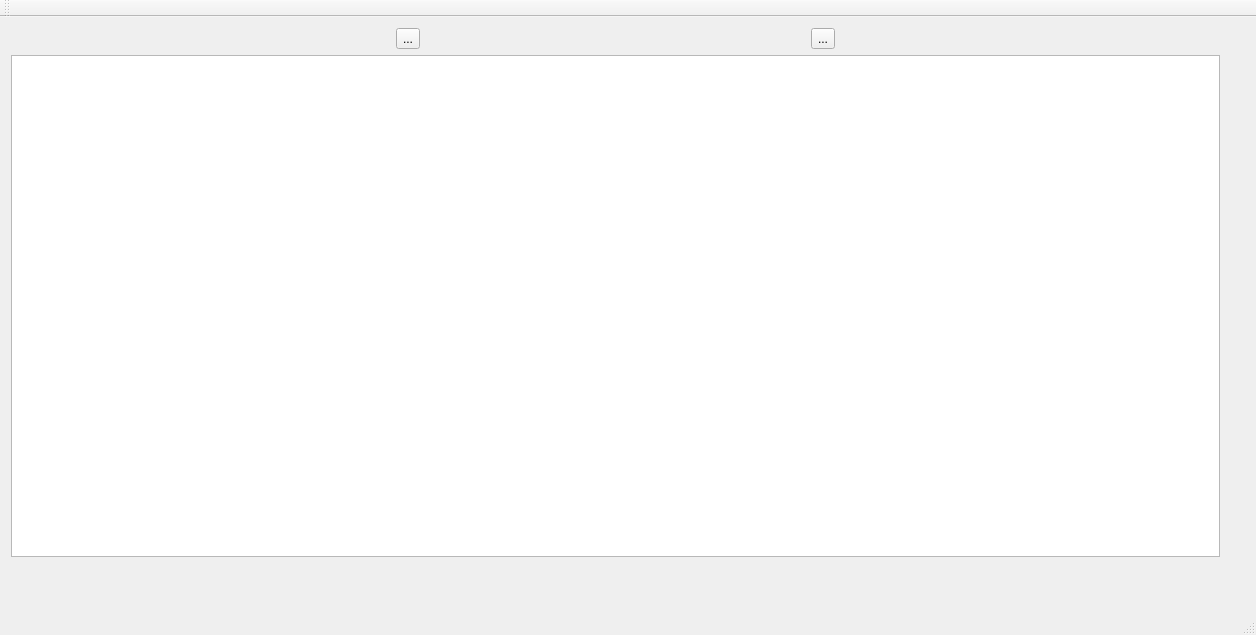
The window that mainwindow.ui (MaciejPurski/Qt-file-manager) describes before a commit, drawn with Qt 5.
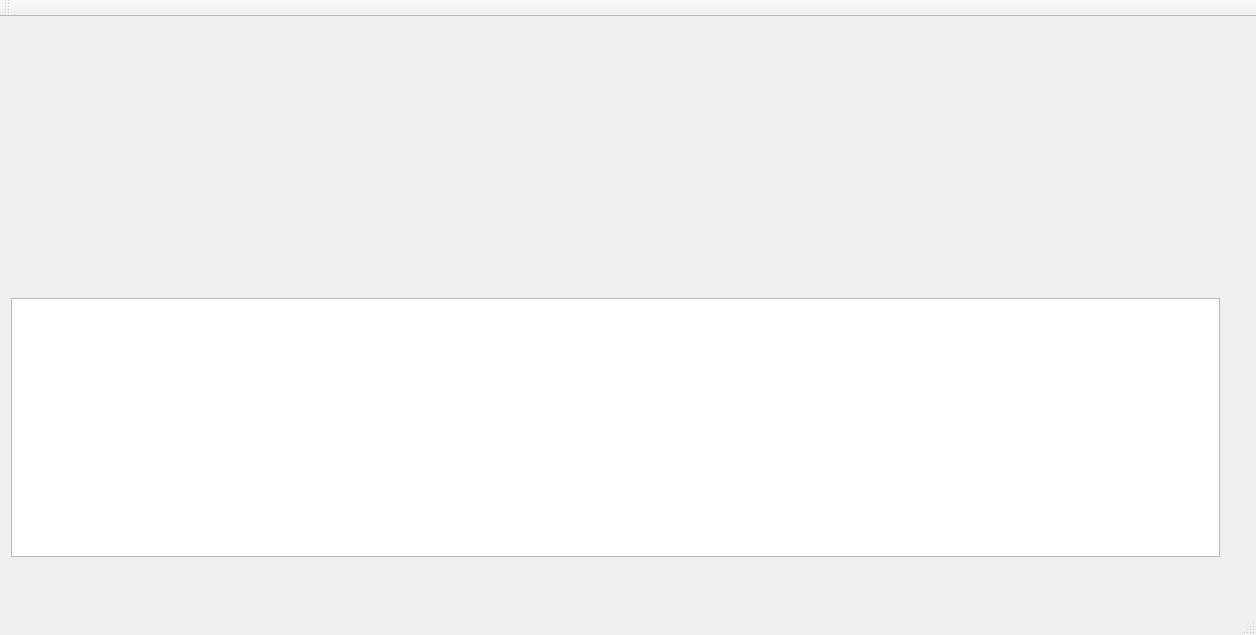
The same window after the commit. Icons and pictures are not drawn.

The edit to the form file:
```diff
--- a/mainwindow.ui
+++ b/mainwindow.ui
@@ -18,30 +18,12 @@
     <property name="geometry">
      <rect>
       <x>0</x>
-      <y>0</y>
+      <y>270</y>
       <width>1231</width>
-      <height>551</height>
+      <height>281</height>
      </rect>
     </property>
     <layout class="QVBoxLayout" name="verticalLayout">
-     <item>
-      <layout class="QHBoxLayout" name="horizontalLayout">
-       <item>
-        <widget class="QToolButton" name="toolButton_2">
-         <property name="text">
-          <string>...</string>
-         </property>
-        </widget>
-       </item>
-       <item>
-        <widget class="QToolButton" name="toolButton">
-         <property name="text">
-          <string>...</string>
-         </property>
-        </widget>
-       </item>
-      </layout>
-     </item>
      <item>
       <widget class="QTableView" name="tableView">
        <property name="sizePolicy">
```
Left out of the diff: 23 changed lines with no effect on the pictures.
